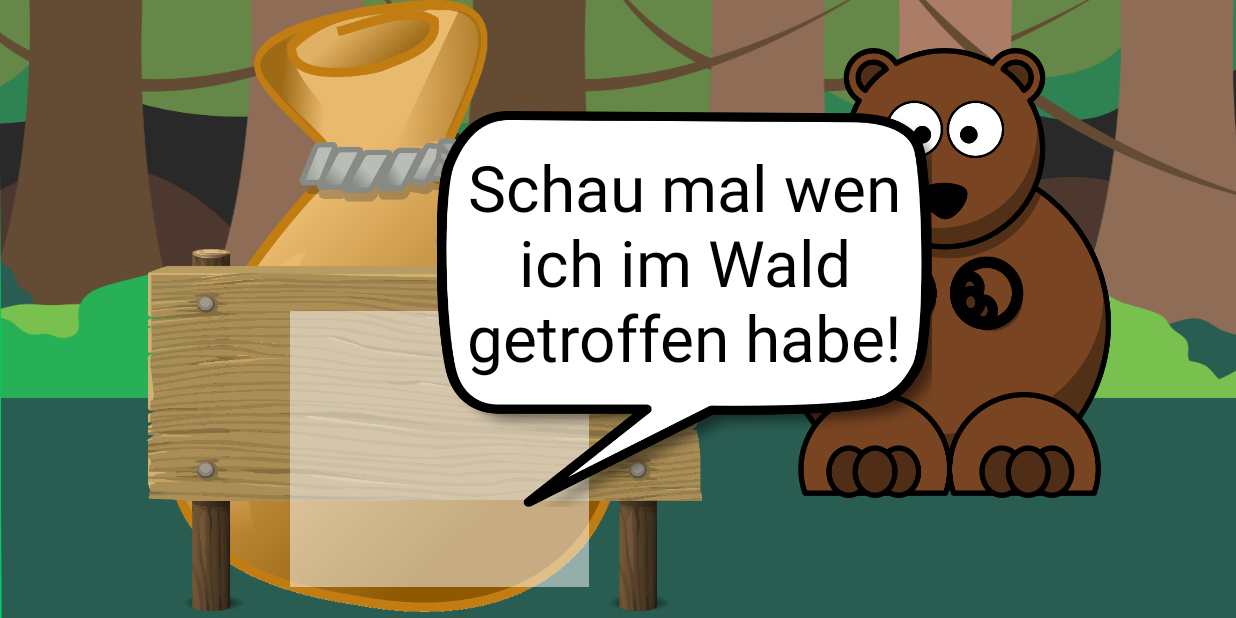
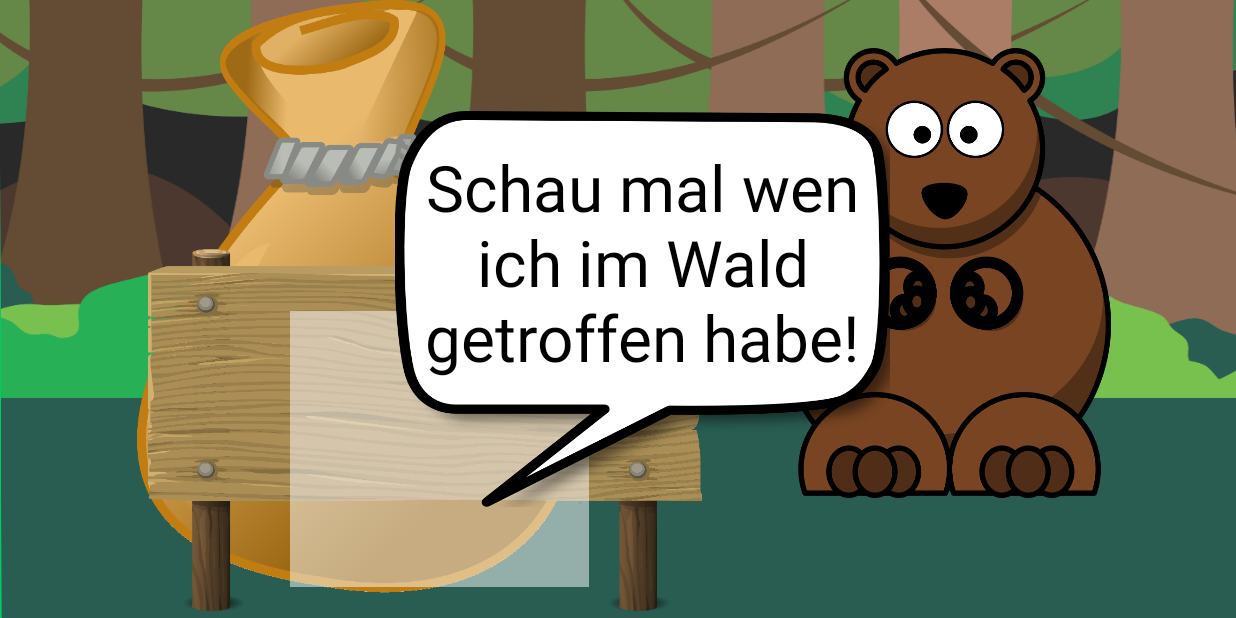
Before and after one commit to maksim96/LearningApp, an Android app: the Task2 screen opened directly, with no data from a screen before it, on a phone screen of 824 x 412 dp (held sideways). Run offline under Robolectric (Android 15) with nearby library versions, the phone set to English and light mode, and no system bars.

Commit message:
Fixed some minor issues.

```diff
--- a/app/src/main/java/research/educational/thiessen/learningappmock/Task1.java
+++ b/app/src/main/java/research/educational/thiessen/learningappmock/Task1.java
@@ -331,7 +331,6 @@ public class Task1 extends Activity {
                             waitForOneClick = false;
                             bubble.setAnimateDots(true);
                             handler.postDelayed(squirrelShaker,3000);
-                            restoreNuts();
                         }
                     });
 
--- a/app/src/main/java/research/educational/thiessen/learningappmock/Task3.java
+++ b/app/src/main/java/research/educational/thiessen/learningappmock/Task3.java
@@ -143,6 +143,7 @@ public class Task3 extends Activity {
         handler.postDelayed(squirrelShaker, 3000);
 
         squirrelBubble.setAnimateDots(true);
+        squirrelBubble.makeDotsSmaller();
     }
 
     private final class OnLeaveListener implements View.OnFocusChangeListener {
@@ -332,7 +333,7 @@ public class Task3 extends Activity {
             bubbleSetVisible(0, true);
             handler.postDelayed(squirrelShaker, 3000);
         } else if (currentSubTask == 6) {
-            bearBubble.setText(Html.fromHtml("Ja richtig! Und wie <b>viele Waben</b> sind es jetzt?"));
+            bearBubble.setText(Html.fromHtml("Ja richtig! Und <b>wie viele Waben</b> sind es jetzt?"));
             bubbleSetVisible(1, true);
             bear.setVisibility(View.VISIBLE);
             for (ImageView food: food) {
@@ -348,7 +349,7 @@ public class Task3 extends Activity {
             }
             handler.postDelayed(bearShaker, 3000);
         } else if (currentSubTask == 11) {
-            bunnyBubble.setText(Html.fromHtml("Ja richtig! Und wie <b>viele Möhren</b> sind es jetzt?"));
+            bunnyBubble.setText(Html.fromHtml("Ja richtig! Und <b>wie viele Möhren</b> sind es jetzt?"));
             bubbleSetVisible(2, true);
             bunny.setVisibility(View.VISIBLE);
             for (ImageView food: food) {
--- a/app/src/main/java/research/educational/thiessen/learningappmock/helpers/SpeechBubble.java
+++ b/app/src/main/java/research/educational/thiessen/learningappmock/helpers/SpeechBubble.java
@@ -19,6 +19,7 @@ import android.widget.TextView;
 import research.educational.thiessen.learningappmock.R;
 
 import static android.content.ContentValues.TAG;
+import static android.util.TypedValue.COMPLEX_UNIT_SP;
 
 /**
  * TODO: document your custom view class.
@@ -130,4 +131,9 @@ public class SpeechBubble extends RelativeLayout {
             }
         };
     }
+
+    public void makeDotsSmaller() {
+        dots.setTextSize(COMPLEX_UNIT_SP, 15f);
+        findViewById(R.id.dotsinbubble_upper).setVisibility(GONE);
+    }
 }
--- a/app/src/main/res/layout/activity_task2.xml
+++ b/app/src/main/res/layout/activity_task2.xml
@@ -38,12 +38,12 @@
 
     <ImageView
         android:id="@+id/bag"
-        android:layout_width="305dp"
+        android:layout_width="337dp"
         android:layout_height="519dp"
         android:layout_alignParentBottom="true"
         android:layout_alignParentEnd="true"
-        android:layout_marginBottom="0dp"
-        android:layout_marginEnd="407dp"
+        android:layout_marginBottom="13dp"
+        android:layout_marginEnd="417dp"
         android:src="@drawable/bag2" />
 
     <ImageView
@@ -83,10 +83,8 @@
         android:id="@+id/honey4"
         android:layout_width="70dp"
         android:layout_height="70dp"
-        android:layout_alignParentBottom="true"
-        android:layout_alignParentEnd="true"
-        android:layout_marginBottom="257dp"
-        android:layout_marginEnd="529dp"
+        android:layout_above="@+id/honey2"
+        android:layout_toEndOf="@+id/honey1"
         android:alpha="0.4"
         android:src="@drawable/honey"
         android:visibility="invisible" />
@@ -244,8 +242,8 @@
         android:layout_height="264dp"
         android:layout_alignParentStart="true"
         android:layout_centerVertical="true"
-        android:layout_marginStart="291dp"
-        android:text="Schau mal wen ich im Wald getroffen habe!"/>
+        android:layout_marginStart="263dp"
+        android:text="Schau mal wen ich im Wald getroffen habe!" />
 
 
 </RelativeLayout>
```
Also changed, not shown: app/src/main/AndroidManifest.xml (+4 -4 lines), app/src/main/java/research/educational/thiessen/learningappmock/Task2.java (+10 -8 lines), app/src/main/res/layout/activity_task3.xml (+6 -4 lines).
